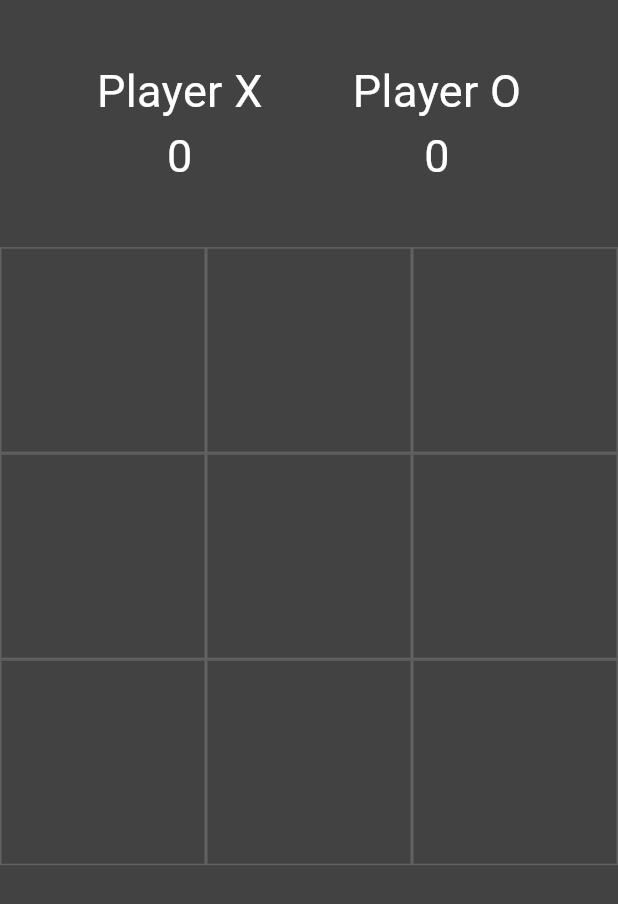
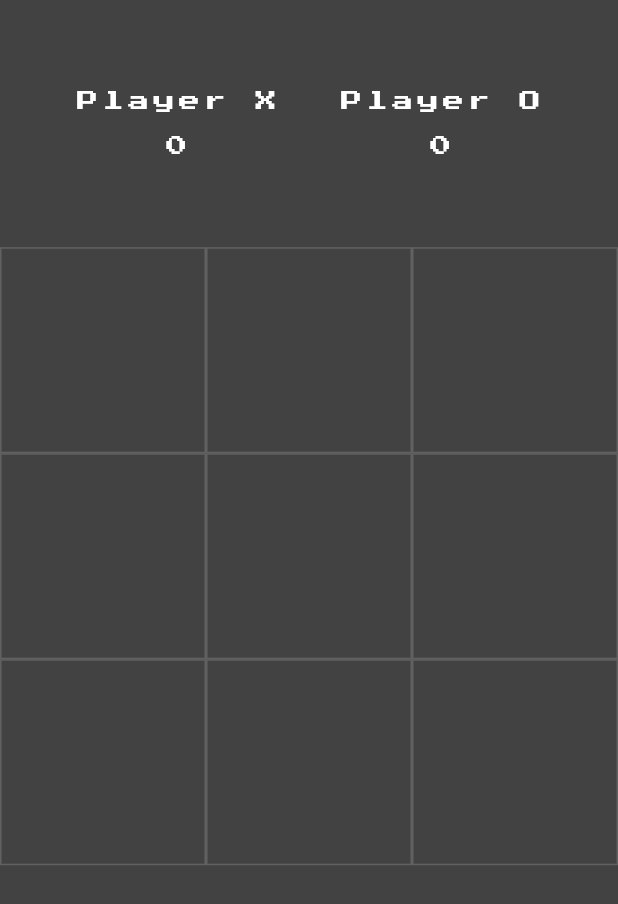
Before and after one commit to ArnabC27/tictactoe_flutter, a Flutter app: the screen it shows after launch, on a phone screen of 412 x 824 dp. Shown: the top 904 px of the screen. Run offline on Flutter 3.47's test engine with Material 3 defaults, Android fonts, the phone set to English and light mode, and no system bars; our stand-ins replace google_fonts.

Commit message:
12.03.2024

```diff
--- a/lib/main.dart
+++ b/lib/main.dart
@@ -1,5 +1,5 @@
-import 'package:flutter/cupertino.dart';
 import 'package:flutter/material.dart';
+import 'package:google_fonts/google_fonts.dart';
 
 void main() {
   runApp(const MyApp());
@@ -11,7 +11,7 @@ class MyApp extends StatelessWidget {
   // This widget is the root of your application.
   @override
   Widget build(BuildContext context) {
-    return MaterialApp(
+    return const MaterialApp(
       debugShowCheckedModeBanner: false,
       home: HomePage(),
     );
@@ -33,6 +33,22 @@ class _HomePageState extends State<HomePage> {
   int OWin = 0;
   int filledBoxes = 0;
 
+
+  static var myNewFont = GoogleFonts.pressStart2p(
+    textStyle: const TextStyle(
+      color: Colors.black,
+      letterSpacing: 3,
+    )
+  );
+
+  static var myNewFontWhite = GoogleFonts.pressStart2p(
+    textStyle: const TextStyle(
+      color: Colors.white,
+      letterSpacing: 3,
+    )
+  );
+
+
   @override
   Widget build(BuildContext context) {
     return Scaffold(
@@ -45,33 +61,39 @@ class _HomePageState extends State<HomePage> {
                 mainAxisAlignment: MainAxisAlignment.center,
                 children: [
                   Padding(
-                    padding: const EdgeInsets.all(30.0),
+                    padding: const EdgeInsets.all(20.0),
                     child: Column(
                       mainAxisAlignment: MainAxisAlignment.center,
                       children: [
                         Text(
                           "Player X",
-                          style: myTextStyle,
+                          style: myNewFontWhite,
+                        ),
+                        SizedBox(
+                          height: 10
                         ),
                         Text(
                           XWin.toString(),
-                          style: myTextStyle,
+                          style: myNewFontWhite,
                         ),
                       ],
                     ),
                   ),
                   Padding(
-                    padding: const EdgeInsets.all(30.0),
+                    padding: const EdgeInsets.all(20.0),
                     child: Column(
                       mainAxisAlignment: MainAxisAlignment.center,
                       children: [
                         Text(
                           "Player O",
-                          style: myTextStyle,
+                          style: myNewFontWhite,
+                        ),
+                        SizedBox(
+                          height: 10
                         ),
                         Text(
                           OWin.toString(),
-                          style: myTextStyle,
+                          style: myNewFontWhite,
                         ),
                       ],
                     ),
--- a/pubspec.yaml
+++ b/pubspec.yaml
@@ -35,8 +35,9 @@ dependencies:
   # The following adds the Cupertino Icons font to your application.
   # Use with the CupertinoIcons class for iOS style icons.
   cupertino_icons: ^1.0.6
-  google_fonts: ^3.0.1
-  avatar_glow: ^2.0.2
+  google_fonts: ^6.1.5
+  avatar_glow: ^3.0.1
+  gap: ^2.0.0
 
 dev_dependencies:
   flutter_test:
```
Also changed, not shown: pubspec.lock.
